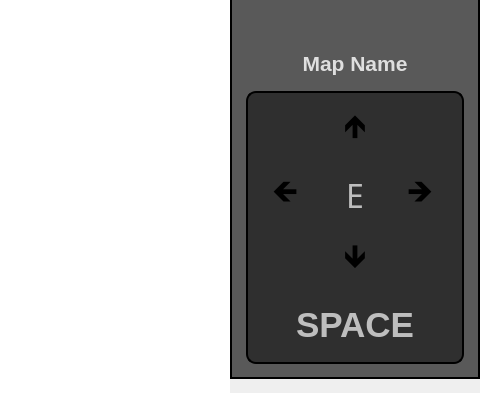
This is src/views/ui/gamefieldui.ui in Stryse/DungeonGame as Qt 5 draws it before an edit; both pictures show x 490 to 970 and y 327 to 720 of the 970 by 720 pixel window. The edited form follows.
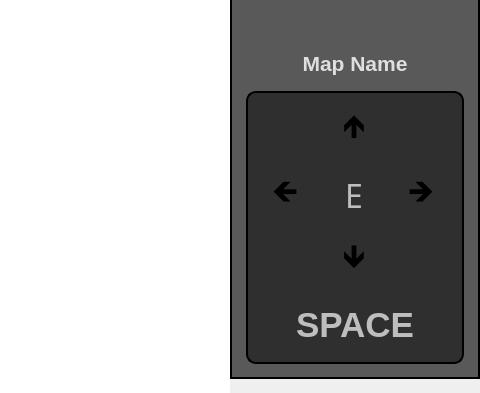
This is the edited form. Custom widgets are drawn as their Qt base class.

The edit to the form file:
```diff
--- a/src/views/ui/gamefieldui.ui
+++ b/src/views/ui/gamefieldui.ui
@@ -204,10 +204,7 @@
 }</string>
         </property>
         <layout class="QGridLayout" name="gridLayout" rowstretch="0,0,0,0" columnstretch="0,0,0">
-         <property name="horizontalSpacing">
-          <number>0</number>
-         </property>
-         <property name="verticalSpacing">
+         <property name="spacing">
           <number>5</number>
          </property>
          <item row="1" column="0">
```
